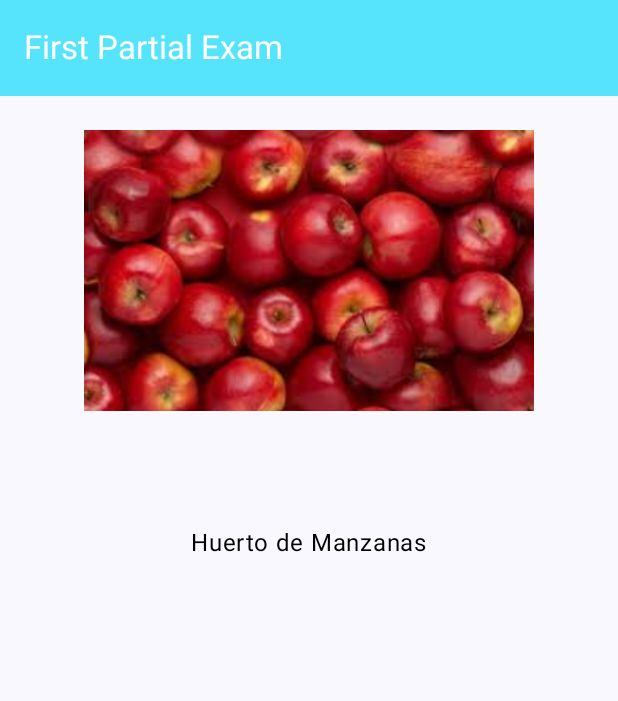
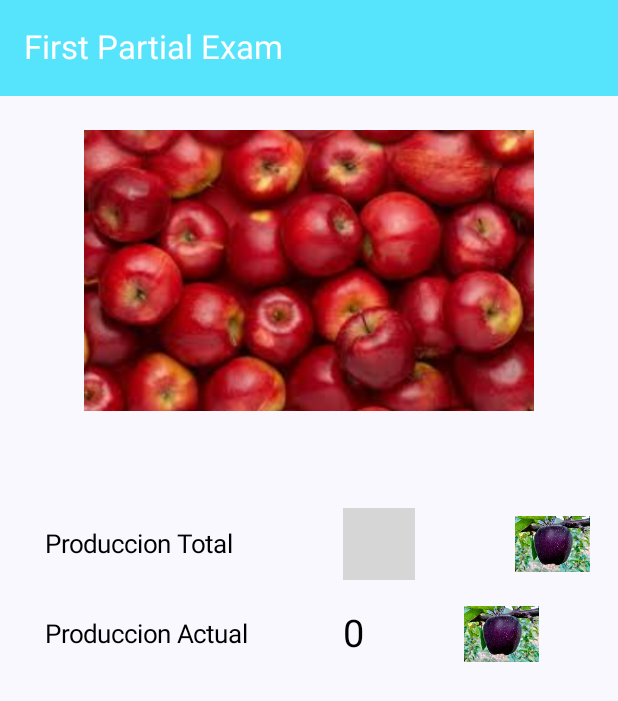
Before and after one commit to JimenezRicardoA/Tercer-Parcial, an Android app built with Jetpack Compose: the HuertoManzanasView screen opened through its navigation route, on a phone screen of 412 x 824 dp. Shown: the top 701 px of the screen. Run offline under Robolectric (Android 15) with nearby library versions, the phone set to English and light mode, and no system bars; our stand-ins replace livedata-compose; 3 statements that could not run were skipped; grey boxes are pictures that could not be loaded.

Commit message:
Se agregan los cuadros de texto y la otra imagen al codigo de Examen Primer Parcial

```diff
--- a/app/src/main/java/com/ricardo/segundoparcial/examenprimerparcial/HuertoManzanasView.kt
+++ b/app/src/main/java/com/ricardo/segundoparcial/examenprimerparcial/HuertoManzanasView.kt
@@ -3,25 +3,38 @@ package com.ricardo.segundoparcial.examenprimerparcial
 import androidx.compose.foundation.Image
 import androidx.compose.foundation.layout.Box
 import androidx.compose.foundation.layout.Column
+import androidx.compose.foundation.layout.Row
+import androidx.compose.foundation.layout.Spacer
+import androidx.compose.foundation.layout.fillMaxWidth
+import androidx.compose.foundation.layout.height
 import androidx.compose.foundation.layout.offset
+import androidx.compose.foundation.layout.padding
 import androidx.compose.foundation.layout.size
+import androidx.compose.foundation.layout.width
 import androidx.compose.material3.ExperimentalMaterial3Api
 import androidx.compose.material3.Text
 import androidx.compose.material3.TopAppBar
 import androidx.compose.material3.TopAppBarDefaults
 import androidx.compose.runtime.Composable
+import androidx.compose.runtime.getValue
+import androidx.compose.runtime.livedata.observeAsState
 import androidx.compose.ui.Modifier
 import androidx.compose.ui.graphics.Color
 import androidx.compose.ui.res.stringResource
 import com.ricardo.segundoparcial.R
 import androidx.compose.ui.Alignment
 import androidx.compose.ui.res.painterResource
+import androidx.compose.ui.text.TextStyle
 import androidx.compose.ui.unit.dp
+import androidx.compose.ui.unit.sp
 import androidx.navigation.NavController
 
 @OptIn(ExperimentalMaterial3Api::class)
 @Composable
 fun HuertoManzanasView(viewModel: HuertoManzanasViewModel, navController: NavController){
+    val ProduccionTotal by viewModel.getTotal().observeAsState(0)
+    val ProduccionActual by viewModel.getActual().observeAsState(0)
+
     Box{
         TopAppBar(
             title = { Text(stringResource(id = R.string.tExamenPrimerParcial), color = Color.White) },
@@ -41,9 +54,65 @@ fun HuertoManzanasView(viewModel: HuertoManzanasViewModel, navController: NavCon
 
         Column(
             modifier = Modifier.align(Alignment.Center)
-                .offset(y = (-50).dp)
+                .offset(y = (-20).dp)
         ){
-            Text("Huerto de Manzanas", color = Color.Black)
+            Row (
+                modifier = Modifier.fillMaxWidth(),
+                verticalAlignment = Alignment.CenterVertically
+            ){
+                Text ("Produccion Total",
+                    color = Color.Black,
+                    style = TextStyle(fontSize = 17.sp),
+                    modifier = Modifier.align(Alignment.CenterVertically)
+                        .offset(x = (30).dp)
+                )
+                Text ("${ProduccionTotal}",
+                    color = Color.Black,
+                    style = TextStyle(fontSize = 25.sp),
+                    modifier = Modifier.align(Alignment.CenterVertically)
+                        .offset(x = (103).dp)
+                )
+
+                Image(
+                    painter = painterResource(id = R.drawable.manzana),
+                    contentDescription = "Descripción de la imagen",
+                    modifier = Modifier
+                        .align(Alignment.CenterVertically)
+                        .offset(x = (170).dp)
+                        .size(50.dp)
+                )
+
+            }
+
+            Spacer(modifier = Modifier.height(10.dp))
+
+            Row (
+                modifier = Modifier.fillMaxWidth(),
+                verticalAlignment = Alignment.CenterVertically
+            ){
+                Text ("Produccion Actual",
+                    color = Color.Black,
+                    style = TextStyle(fontSize = 17.sp),
+                    modifier = Modifier.align(Alignment.CenterVertically)
+                        .offset(x = (30).dp)
+                )
+                Text ("${ProduccionActual}",
+                    color = Color.Black,
+                    style = TextStyle(fontSize = 25.sp),
+                    modifier = Modifier.align(Alignment.CenterVertically)
+                        .offset(x = (93).dp)
+                )
+
+                Image(
+                    painter = painterResource(id = R.drawable.manzana),
+                    contentDescription = "Descripción de la imagen",
+                    modifier = Modifier
+                        .align(Alignment.CenterVertically)
+                        .offset(x = (160).dp)
+                        .size(50.dp)
+                )
+
+            }
 
         }
     }
--- a/app/src/main/java/com/ricardo/segundoparcial/examenprimerparcial/HuertoManzanasViewModel.kt
+++ b/app/src/main/java/com/ricardo/segundoparcial/examenprimerparcial/HuertoManzanasViewModel.kt
@@ -1,7 +1,13 @@
 package com.ricardo.segundoparcial.examenprimerparcial
 
+import androidx.lifecycle.LiveData
+import androidx.lifecycle.MutableLiveData
 import androidx.lifecycle.ViewModel
 
 class HuertoManzanasViewModel : ViewModel(){
+    val actual = MutableLiveData (0)
+    val Total = MutableLiveData (0)
 
+    fun getActual() : LiveData<Int> = actual
+    fun getTotal() : LiveData<Int> = Total
 }
```
Also changed, not shown: app/src/main/res/drawable/manzana.jpg (added).
